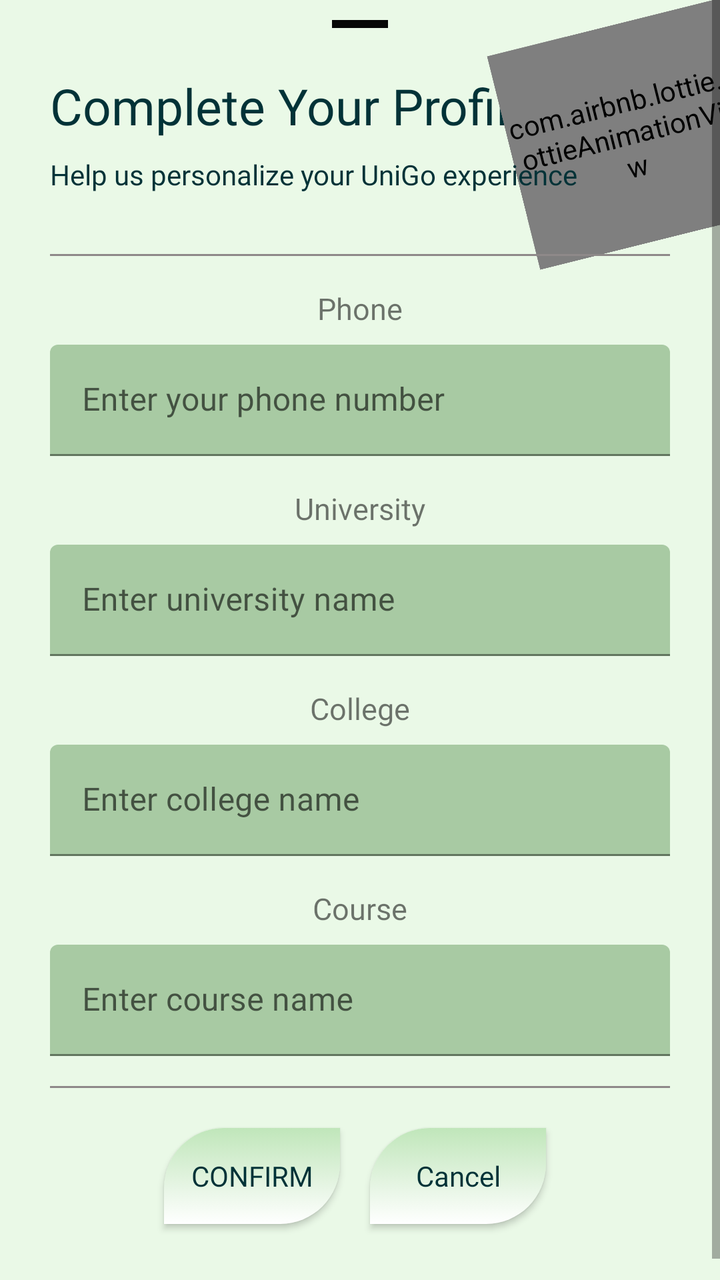
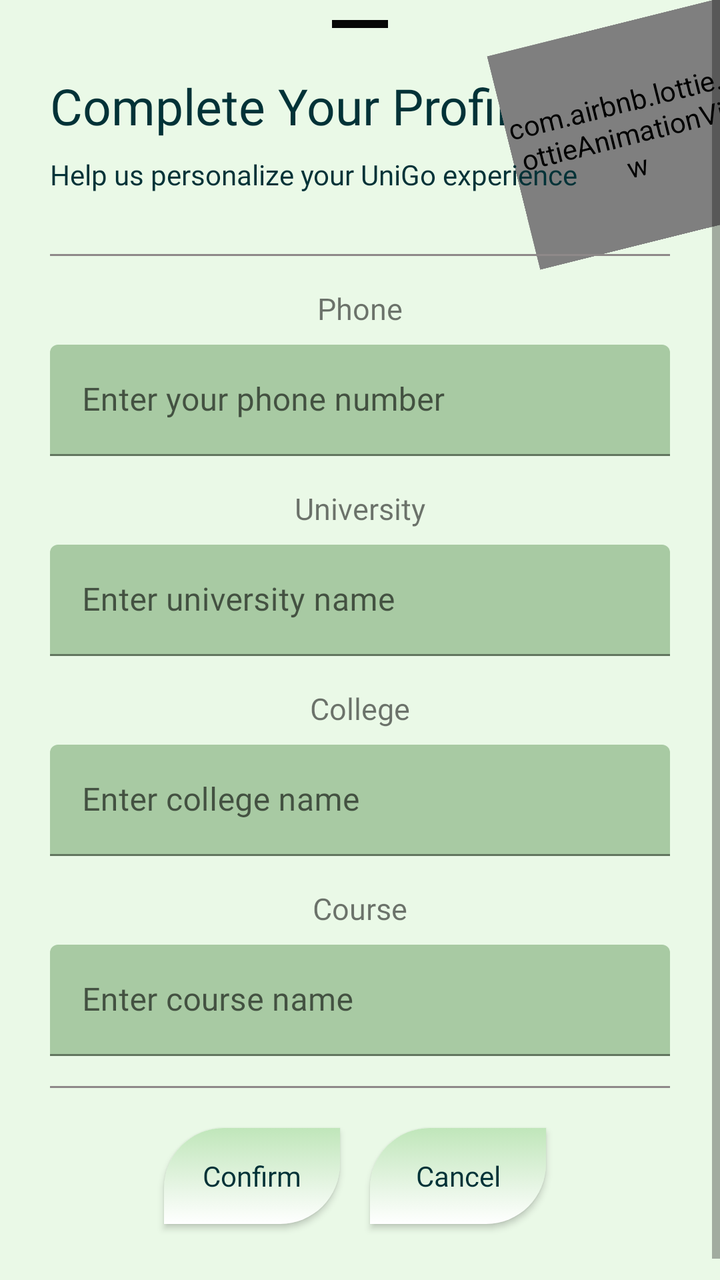

Two renders of the same Android screen: before a commit and after it. Below are the layout's source before the change and the commit's diff.
<!-- AndroidManifest.xml: application theme Theme.UniGo -->
<!-- res/layout/profile_infobtm.xml -->
<?xml version="1.0" encoding="utf-8"?>
<ScrollView xmlns:android="http://schemas.android.com/apk/res/android"
    xmlns:app="http://schemas.android.com/apk/res-auto"
    android:layout_width="match_parent"
    android:layout_height="match_parent"
    android:fillViewport="true"
    android:overScrollMode="never">

    <RelativeLayout
        android:layout_width="match_parent"
        android:layout_height="wrap_content"
        android:paddingBottom="24dp">

        
        <com.google.android.material.bottomsheet.BottomSheetDragHandleView
            android:layout_width="28dp"
            android:layout_height="4dp"
            android:layout_centerHorizontal="true"
            android:layout_marginTop="10dp"
            android:background="@color/black"
            app:shapeAppearanceOverlay="@style/ShapeAppearance.Material3.SmallComponent" />

        
        <TextView
            android:id="@+id/completetxt"
            android:layout_width="wrap_content"
            android:layout_height="wrap_content"
            android:layout_marginStart="25dp"
            android:layout_marginTop="36dp"
            android:fontFamily="@font/lexend"
            android:text="@string/completeBtmWelcome"
            android:textColor="@color/text_primary"
            android:textSize="25sp" />

        
        <com.airbnb.lottie.LottieAnimationView
            android:id="@+id/lottie"
            android:layout_width="120dp"
            android:layout_height="110dp"
            android:layout_alignParentEnd="true"
            android:layout_marginTop="12dp"
            android:rotation="-14"
            android:translationX="15dp"
            app:lottie_rawRes="@raw/profilesetup"
            app:lottie_autoPlay="true"
            app:lottie_loop="true" />

        
        <TextView
            android:id="@+id/completesubtxt"
            android:layout_width="wrap_content"
            android:layout_height="wrap_content"
            android:layout_below="@id/completetxt"
            android:layout_marginStart="25dp"
            android:layout_marginTop="8dp"
            android:fontFamily="@font/lexend"
            android:text="@string/completeBtmSubtxt"
            android:textColor="@color/text_primary"
            android:textSize="14sp" />

        <View
            android:id="@+id/div1"
            android:layout_width="match_parent"
            android:layout_height="1dp"
            android:layout_below="@id/lottie"
            android:layout_marginStart="25dp"
            android:layout_marginTop="5dp"
            android:layout_marginEnd="25dp"
            android:background="@color/gray" />

        
        <TextView
            android:id="@+id/EnterPhone"
            android:layout_width="wrap_content"
            android:layout_height="wrap_content"
            android:layout_below="@id/div1"
            android:layout_centerHorizontal="true"
            android:layout_marginTop="16dp"
            android:text="@string/phone"
            android:textSize="15sp" />

        <com.google.android.material.textfield.TextInputLayout
            android:id="@+id/phoneLayout"
            android:layout_width="match_parent"
            android:layout_height="wrap_content"
            android:layout_below="@id/EnterPhone"
            android:layout_marginStart="25dp"
            android:layout_marginEnd="25dp"
            android:layout_marginTop="8dp"
            android:hint="@string/formphone">

            <com.google.android.material.textfield.TextInputEditText
                android:id="@+id/phoneTxt"
                android:layout_width="match_parent"
                android:layout_height="wrap_content"
                android:inputType="phone" />
        </com.google.android.material.textfield.TextInputLayout>

        
        <TextView
            android:id="@+id/EnterUni"
            android:layout_width="wrap_content"
            android:layout_height="wrap_content"
            android:layout_below="@id/phoneLayout"
            android:layout_centerHorizontal="true"
            android:layout_marginTop="16dp"
            android:text="@string/university"
            android:textSize="15sp" />

        <com.google.android.material.textfield.TextInputLayout
            android:id="@+id/uniLayout"
            android:layout_width="match_parent"
            android:layout_height="wrap_content"
            android:layout_below="@id/EnterUni"
            android:layout_marginStart="25dp"
            android:layout_marginEnd="25dp"
            android:layout_marginTop="8dp"
            android:hint="@string/formuniversity">

            <com.google.android.material.textfield.TextInputEditText
                android:id="@+id/uniTxt"
                android:layout_width="match_parent"
                android:layout_height="wrap_content"
                android:inputType="textPersonName"
                />
        </com.google.android.material.textfield.TextInputLayout>

        
        <TextView
            android:id="@+id/EnterCollege"
            android:layout_width="wrap_content"
            android:layout_height="wrap_content"
            android:layout_below="@id/uniLayout"
            android:layout_centerHorizontal="true"
            android:layout_marginTop="16dp"
            android:text="@string/college"
            android:textSize="15sp" />

        <com.google.android.material.textfield.TextInputLayout
            android:id="@+id/collegeLayout"
            android:layout_width="match_parent"
            android:layout_height="wrap_content"
            android:layout_below="@id/EnterCollege"
            android:layout_marginStart="25dp"
            android:layout_marginEnd="25dp"
            android:layout_marginTop="8dp"
            android:hint="@string/formcollege">

            <com.google.android.material.textfield.TextInputEditText
                android:id="@+id/collegeTxt"
                android:layout_width="match_parent"
                android:layout_height="wrap_content"
                android:inputType="textPersonName"/>
        </com.google.android.material.textfield.TextInputLayout>

        
        <TextView
            android:id="@+id/EnterCourse"
            android:layout_width="wrap_content"
            android:layout_height="wrap_content"
            android:layout_below="@id/collegeLayout"
            android:layout_centerHorizontal="true"
            android:layout_marginTop="16dp"
            android:text="@string/course"
            android:textSize="15sp" />

        <com.google.android.material.textfield.TextInputLayout
            android:id="@+id/courseLayout"
            android:layout_width="match_parent"
            android:layout_height="wrap_content"
            android:layout_below="@id/EnterCourse"
            android:layout_marginStart="25dp"
            android:layout_marginEnd="25dp"
            android:layout_marginTop="8dp"
            android:hint="@string/formcourse">

            <com.google.android.material.textfield.TextInputEditText
                android:id="@+id/courseTxt"
                android:layout_width="match_parent"
                android:layout_height="wrap_content"
                android:inputType="textPersonName"/>
        </com.google.android.material.textfield.TextInputLayout>

        <View
            android:id="@+id/div2"
            android:layout_width="match_parent"
            android:layout_height="1dp"
            android:layout_below="@id/courseLayout"
            android:layout_marginTop="15dp"
            android:layout_marginStart="25dp"
            android:layout_marginEnd="25dp"
            android:background="@color/gray" />

        
        <LinearLayout
            android:layout_width="match_parent"
            android:layout_height="wrap_content"
            android:layout_below="@id/div2"
            android:layout_marginTop="5dp"
            android:gravity="center"
            android:orientation="horizontal"
            android:padding="5dp">

            <androidx.appcompat.widget.AppCompatButton
                android:id="@+id/confirmbtn"
                android:layout_width="wrap_content"
                android:layout_height="wrap_content"
                android:layout_marginEnd="12dp"
                android:background="@drawable/custom_btn"
                android:text="@string/confirm"
                android:layout_margin="5dp"/>

            <androidx.appcompat.widget.AppCompatButton
                android:id="@+id/cancelBtn"
                android:layout_width="wrap_content"
                android:layout_height="wrap_content"
                android:background="@drawable/custom_btn"
                android:text="@string/cancel"
                android:textAllCaps="false"
                android:layout_margin="10dp"/>
        </LinearLayout>

        <ProgressBar
            android:id="@+id/Progress"
            android:layout_width="40dp"
            android:textAllCaps="false"
            android:layout_height="40dp"
            android:layout_centerInParent="true"
            android:visibility="gone"
            android:indeterminateDrawable="@drawable/progressbar" />

    </RelativeLayout>

</ScrollView>
<!-- resources referenced by this layout -->
<resources>
  <color name="black">#070707</color>
  <color name="gray">#8E8989</color>
  <color name="text_primary">#013237</color>
  <!-- drawable custom_btn (drawable) -->
  <?xml version="1.0" encoding="utf-8"?>
  <selector xmlns:android="http://schemas.android.com/apk/res/android">
      <item>
          <shape android:shape="rectangle">
              <solid android:color="@color/mint_soft"/>
              <corners android:topLeftRadius="30dp"
                  android:bottomRightRadius="30dp"
                  />
              <gradient android:type="linear"
                  android:startColor="@color/white"
                  android:endColor="@color/mint_soft"
                  android:angle="90"
                  />
          </shape>
      </item>
  </selector>
  <!-- drawable progressbar (drawable) -->
  <?xml version="1.0" encoding="utf-8"?>
  <rotate xmlns:android="http://schemas.android.com/apk/res/android"
      android:fromDegrees="0"
      android:toDegrees="360"
      android:pivotX="50%"
      android:pivotY="50%">
  
      <shape
          android:shape="ring"
          android:useLevel="false"
          android:innerRadiusRatio="4"
          android:thickness="4dp">
  
          <gradient
              android:type="sweep"
              android:startColor="#EAF9E7"
              android:centerColor="#4CA771"
              android:endColor="#013237"
              android:useLevel="false"/>
  
      </shape>
  </rotate>
  <string name="cancel">Cancel</string>
  <string name="college">College</string>
  <string name="completeBtmSubtxt">Help us personalize your UniGo experience</string>
  <string name="completeBtmWelcome">Complete Your Profile</string>
  <string name="confirm">Confirm</string>
  <string name="course">Course</string>
  <string name="formcollege">Enter college name</string>
  <string name="formcourse">Enter course name</string>
  <string name="formphone">Enter your phone number</string>
  <string name="formuniversity">Enter university name</string>
  <string name="phone">Phone</string>
  <string name="university">University</string>
  <style name="Theme.UniGo" parent="Theme.MaterialComponents.Light.NoActionBar">
  
          
          <item name="colorPrimary">@color/mint_primary</item>
          <item name="colorPrimaryVariant">@color/mint_dark</item>
          <item name="colorOnPrimary">@color/mint_light</item>
  
          
          <item name="android:windowBackground">@color/mint_light</item>
          <item name="colorSurface">@color/mint_soft</item>
  
          <item name="appBackground">@color/mint_light</item>
          <item name="appSurface">@color/mint_soft</item>
  
          
          <item name="android:textColorPrimary">@color/text_primary</item>
          <item name="fontFamily">@font/lexend</item>
  
          
          <item name="android:statusBarColor">@color/mint_dark</item>
          <item name="android:windowLightStatusBar">true</item>
  
      </style>
  <color name="mint_soft">#C0E6BA</color>
  <color name="white">#ffffff</color>
  <color name="mint_primary">#4CA771</color>
  <color name="mint_dark">#013237</color>
  <color name="mint_light">#EAF9E7</color>
</resources>

<!-- the commit's change to res/layout/profile_infobtm.xml (unified diff, before → after) -->
@@ -207,6 +207,7 @@
                 android:layout_height="wrap_content"
                 android:layout_marginEnd="12dp"
                 android:background="@drawable/custom_btn"
+                android:textAllCaps="false"
                 android:text="@string/confirm"
                 android:layout_margin="5dp"/>
 
